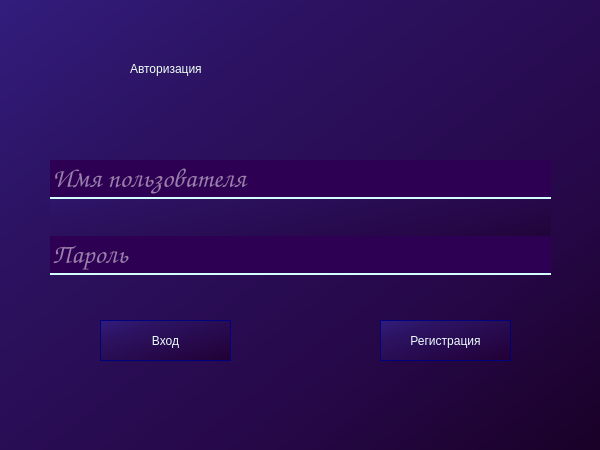
First picture: the form in Client/Auth.ui, repository zorroBinn/QuickDialog, before the edit.
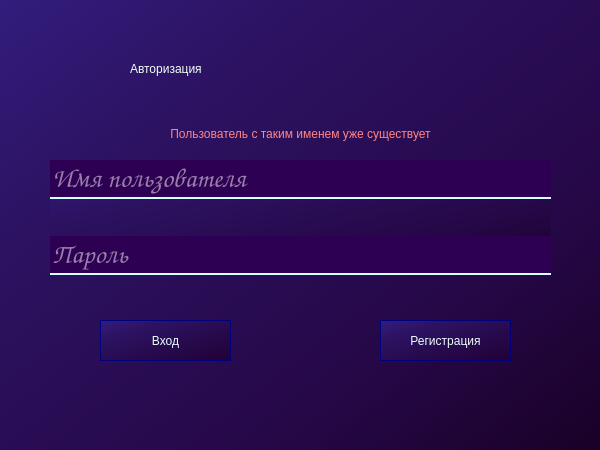
Second picture: the form after the edit. Icons and pictures are not drawn.

What changed in the file:
```diff
--- a/Client/Auth.ui
+++ b/Client/Auth.ui
@@ -191,6 +191,41 @@
      </item>
     </layout>
    </widget>
+   <widget class="QLabel" name="label_Error">
+    <property name="geometry">
+     <rect>
+      <x>80</x>
+      <y>120</y>
+      <width>441</width>
+      <height>27</height>
+     </rect>
+    </property>
+    <property name="minimumSize">
+     <size>
+      <width>441</width>
+      <height>27</height>
+     </size>
+    </property>
+    <property name="maximumSize">
+     <size>
+      <width>441</width>
+      <height>27</height>
+     </size>
+    </property>
+    <property name="styleSheet">
+     <string notr="true">background-color: rgba(29, 119, 255, 0);
+color: rgb(255, 133, 135);
+font: italic 14pt &quot;Comic Sans MS&quot;;
+
+</string>
+    </property>
+    <property name="text">
+     <string>Пользователь с таким именем уже существует</string>
+    </property>
+    <property name="alignment">
+     <set>Qt::AlignCenter</set>
+    </property>
+   </widget>
   </widget>
  </widget>
  <resources/>
```
